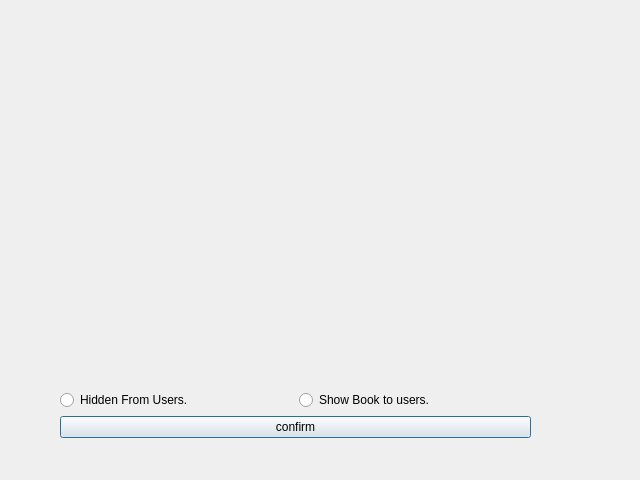
This is CS106LibrarySys/editbookdialog.ui in hunterjreid/Library-Management-System as Qt 5 draws it before an edit. The edited form follows.
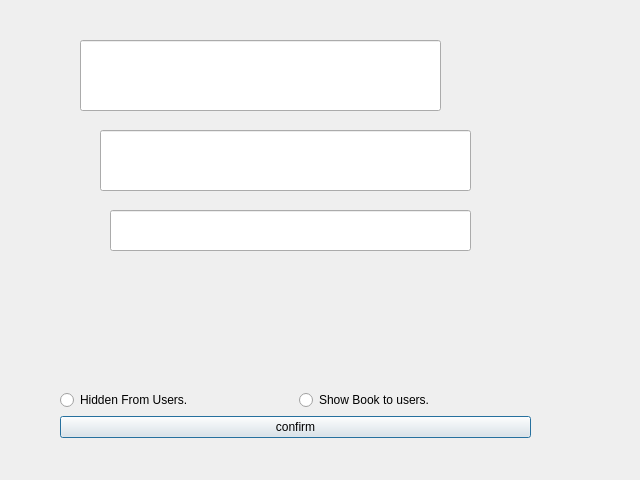
This is the edited form.

What changed in the file:
```diff
--- a/CS106LibrarySys/editbookdialog.ui
+++ b/CS106LibrarySys/editbookdialog.ui
@@ -50,6 +50,36 @@
     </item>
    </layout>
   </widget>
+  <widget class="QLineEdit" name="title">
+   <property name="geometry">
+    <rect>
+     <x>80</x>
+     <y>40</y>
+     <width>361</width>
+     <height>71</height>
+    </rect>
+   </property>
+  </widget>
+  <widget class="QLineEdit" name="author">
+   <property name="geometry">
+    <rect>
+     <x>100</x>
+     <y>130</y>
+     <width>371</width>
+     <height>61</height>
+    </rect>
+   </property>
+  </widget>
+  <widget class="QLineEdit" name="text">
+   <property name="geometry">
+    <rect>
+     <x>110</x>
+     <y>210</y>
+     <width>361</width>
+     <height>41</height>
+    </rect>
+   </property>
+  </widget>
  </widget>
  <resources/>
  <connections/>
```
